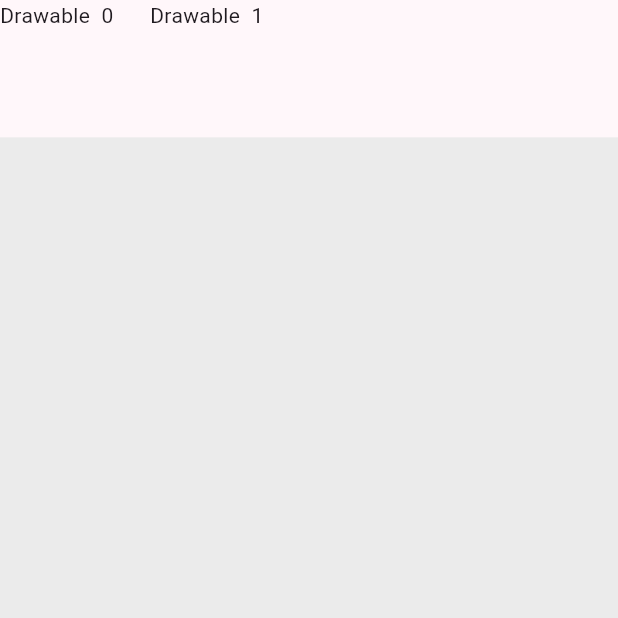
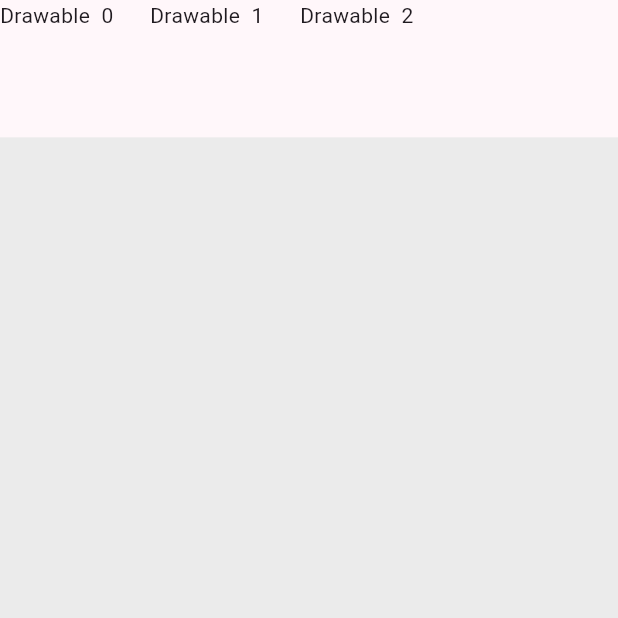
Before and after one commit to ObNitram/obni_draw, a Flutter app: the screen it shows after launch, on a phone screen of 412 x 824 dp, the top half of it. Run offline on Flutter 3.47's test engine with Material 3 defaults, Android fonts, the light colour scheme and no system bars.

Commit message:
add DrawableSelectorType

```diff
--- a/lib/core/position.dart
+++ /dev/null
@@ -1,36 +0,0 @@
-import "dart:math";
-
-import "package:flutter/widgets.dart";
-
-class Rect {
-  final double left;
-  final double top;
-  final double width;
-  final double height;
-
-  const Rect(
-      {required this.left,
-      required this.top,
-      required this.width,
-      required this.height});
-
-  Rect.fromOffset(Offset startPosition, Offset endPosition)
-      : left = min(startPosition.dx, endPosition.dx),
-        top = min(startPosition.dy, endPosition.dy),
-        width = (startPosition.dx - endPosition.dx).abs(),
-        height = (startPosition.dy - endPosition.dy).abs();
-
-  static const Rect zero = Rect(left: 0, top: 0, width: 0, height: 0);
-
-  Positioned toPositioned({required Widget child}) {
-    return Positioned(
-      left: left,
-      top: top,
-      width: width,
-      height: height,
-      child: child,
-    );
-  }
-
-  double get area => width * height;
-}
--- /dev/null
+++ b/lib/core/transform.dart
@@ -0,0 +1,58 @@
+import "dart:math";
+
+import "package:flutter/widgets.dart";
+
+class RectTransform {
+  final double x;
+  final double y;
+  final double width;
+  final double height;
+
+  double get xWidth => x + width;
+  double get yHeight => y + height;
+
+  const RectTransform({
+    required this.x,
+    required this.y,
+    required this.width,
+    required this.height,
+  });
+
+  RectTransform.fromOffset(Offset startPosition, Offset endPosition)
+      : x = min(startPosition.dx, endPosition.dx),
+        y = min(startPosition.dy, endPosition.dy),
+        width = (startPosition.dx - endPosition.dx).abs(),
+        height = (startPosition.dy - endPosition.dy).abs();
+
+  static const RectTransform zero =
+      RectTransform(x: 0, y: 0, width: 0, height: 0);
+
+  Positioned toPositioned({required Widget child}) {
+    return Positioned(
+      left: x,
+      top: y,
+      width: width,
+      height: height,
+      child: child,
+    );
+  }
+
+  double get area => width * height;
+
+  bool containsOffset(Offset offset) {
+    final bool withinX = offset.dx >= x && offset.dx <= xWidth;
+    final bool withinY = offset.dy >= y && offset.dy <= yHeight;
+    return withinX && withinY;
+  }
+
+  bool intersects(RectTransform other) {
+    final bool noOverlapX = other.xWidth < x || other.x > xWidth;
+    final bool noOverlapY = other.yHeight < y || other.y > yHeight;
+    return !(noOverlapX || noOverlapY);
+  }
+
+  @override
+  String toString() {
+    return "Transform(x: $x, y: $y, width: $width, height: $height)";
+  }
+}
--- a/lib/main.dart
+++ b/lib/main.dart
@@ -14,7 +14,7 @@ class MyApp extends StatelessWidget {
       theme: ThemeData(
         colorScheme: ColorScheme.fromSeed(seedColor: Colors.purpleAccent),
       ),
-      home: const Scaffold(body: DrawableZone()),
+      home: Scaffold(body: DrawableZone()),
     );
   }
 }
--- a/lib/ui/drawable/drawable.dart
+++ b/lib/ui/drawable/drawable.dart
@@ -1,8 +1,8 @@
 import "package:flutter/material.dart";
-import "package:obni_draw/core/position.dart";
+import "package:obni_draw/core/transform.dart";
 
 abstract interface class IDrawable {
   Widget draw();
 
-  Rect getPosition();
+  RectTransform getPosition();
 }
--- a/lib/ui/drawable/drawable_rect.dart
+++ b/lib/ui/drawable/drawable_rect.dart
@@ -1,14 +1,14 @@
 import "package:flutter/material.dart";
-import "package:obni_draw/core/position.dart";
+import "package:obni_draw/core/transform.dart";
 import "package:obni_draw/ui/drawable/drawable.dart";
 
 class DrawableRect implements IDrawable {
-  final Rect _position;
+  final RectTransform _position;
   final Color _borderColor;
   final Color _backgroundColor;
 
   DrawableRect(
-      {required Rect position,
+      {required RectTransform position,
       required Color borderColor,
       required Color backgroundColor})
       : _position = position,
@@ -29,7 +29,7 @@ class DrawableRect implements IDrawable {
   }
 
   @override
-  Rect getPosition() {
+  RectTransform getPosition() {
     return _position;
   }
 }
--- /dev/null
+++ b/lib/ui/drawable_type/selector.dart
@@ -0,0 +1,37 @@
+import "package:flutter/material.dart";
+import "package:obni_draw/ui/drawable/drawable.dart";
+import "package:obni_draw/ui/drawable_display_zone.dart";
+import "package:obni_draw/ui/drawable_type/drawable_type.dart";
+
+class Selector implements IDrawableType {
+  final DrawableDisplayZone _drawableDisplayZone;
+
+  Selector({required DrawableDisplayZone drawableDisplayZone})
+      : _drawableDisplayZone = drawableDisplayZone;
+
+  @override
+  IDrawable createDrawable() {
+    throw UnimplementedError();
+  }
+
+  @override
+  Positioned draw() {
+    return Positioned(child: Container());
+  }
+
+  @override
+  bool onPointerDown(PointerDownEvent event) {
+    return false;
+  }
+
+  @override
+  bool onPointerMove(PointerMoveEvent event) {
+    return false;
+  }
+
+  @override
+  bool onPointerUp(PointerUpEvent event) {
+    _drawableDisplayZone.select(event.localPosition);
+    return false;
+  }
+}
--- a/lib/ui/drawable_zone.dart
+++ b/lib/ui/drawable_zone.dart
@@ -2,26 +2,36 @@ import "package:flutter/widgets.dart";
 import "package:obni_draw/ui/drawable_display_zone.dart";
 import "package:obni_draw/ui/drawable_type/drawable_rect_type.dart";
 import "package:obni_draw/ui/drawable_type/drawable_type.dart";
+import "package:obni_draw/ui/drawable_type/selector.dart";
 
 class DrawableZone extends StatefulWidget {
-  const DrawableZone({super.key});
+  DrawableZone({super.key}) {
+    allDrawableType = [
+      Selector(drawableDisplayZone: _drawableDisplayZone),
+      DrawableRectType(
+          backgroundColor: const Color(0x00ffffff),
+          borderColor: const Color(0xFF000000)),
+      DrawableRectType(
+          backgroundColor: const Color(0x2E625959),
+          borderColor: const Color(0xFF7A141B)),
+    ];
+  }
+
+  final DrawableDisplayZone _drawableDisplayZone = DrawableDisplayZone();
+  late List<IDrawableType> allDrawableType;
 
   @override
   State<DrawableZone> createState() => _DrawableZoneState();
 }
 
 class _DrawableZoneState extends State<DrawableZone> {
-  final List<IDrawableType> allDrawableType = [
-    DrawableRectType(
-        backgroundColor: const Color(0x00ffffff),
-        borderColor: const Color(0xFF000000)),
-    DrawableRectType(
-        backgroundColor: const Color(0x2E625959),
-        borderColor: const Color(0xFF7A141B)),
-  ];
+  late IDrawableType _currentDrawableType;
 
-  late IDrawableType _currentDrawableType = allDrawableType.first;
-  final DrawableDisplayZone _drawableDisplayZone = DrawableDisplayZone();
+  @override
+  void initState() {
+    super.initState();
+    _currentDrawableType = widget.allDrawableType.first;
+  }
 
   @override
   Widget build(BuildContext context) {
@@ -30,7 +40,7 @@ class _DrawableZoneState extends State<DrawableZone> {
         Expanded(
           flex: 1,
           child: ListView.builder(
-              itemCount: allDrawableType.length,
+              itemCount: widget.allDrawableType.length,
               scrollDirection: Axis.horizontal,
               itemBuilder: (context, index) {
                 return SizedBox(
@@ -39,7 +49,7 @@ class _DrawableZoneState extends State<DrawableZone> {
                     child: GestureDetector(
                       onTap: () {
                         setState(() {
-                          _currentDrawableType = allDrawableType[index];
+                          _currentDrawableType = widget.allDrawableType[index];
                         });
                       },
                       child: Text("Drawable  $index"),
@@ -53,7 +63,7 @@ class _DrawableZoneState extends State<DrawableZone> {
               onPointerDown: (event) {
                 setState(() {
                   if (_currentDrawableType.onPointerDown(event)) {
-                    _drawableDisplayZone
+                    widget._drawableDisplayZone
                         .add(_currentDrawableType.createDrawable());
                   }
                 });
@@ -61,7 +71,7 @@ class _DrawableZoneState extends State<DrawableZone> {
               onPointerMove: (event) {
                 setState(() {
                   if (_currentDrawableType.onPointerMove(event)) {
-                    _drawableDisplayZone
+                    widget._drawableDisplayZone
                         .add(_currentDrawableType.createDrawable());
                   }
                 });
@@ -69,7 +79,7 @@ class _DrawableZoneState extends State<DrawableZone> {
               onPointerUp: (event) {
                 setState(() {
                   if (_currentDrawableType.onPointerUp(event)) {
-                    _drawableDisplayZone
+                    widget._drawableDisplayZone
                         .add(_currentDrawableType.createDrawable());
                   }
                 });
@@ -78,7 +88,7 @@ class _DrawableZoneState extends State<DrawableZone> {
                   color: const Color(0xFFEBEBEB),
                   child: Stack(
                     children: [
-                      ..._drawableDisplayZone.getPositioned(),
+                      ...widget._drawableDisplayZone.getPositioned(),
                       _currentDrawableType.draw(),
                     ],
                   ))),
```
Also changed, not shown: lib/core/utils.dart (deleted, +0 -15 lines), lib/ui/drawable_display_zone.dart (+34 -2 lines), lib/ui/drawable_type/drawable_rect_type.dart (+5 -4 lines), lib/ui/slected_indicator.dart (added, +80 -0 lines).
